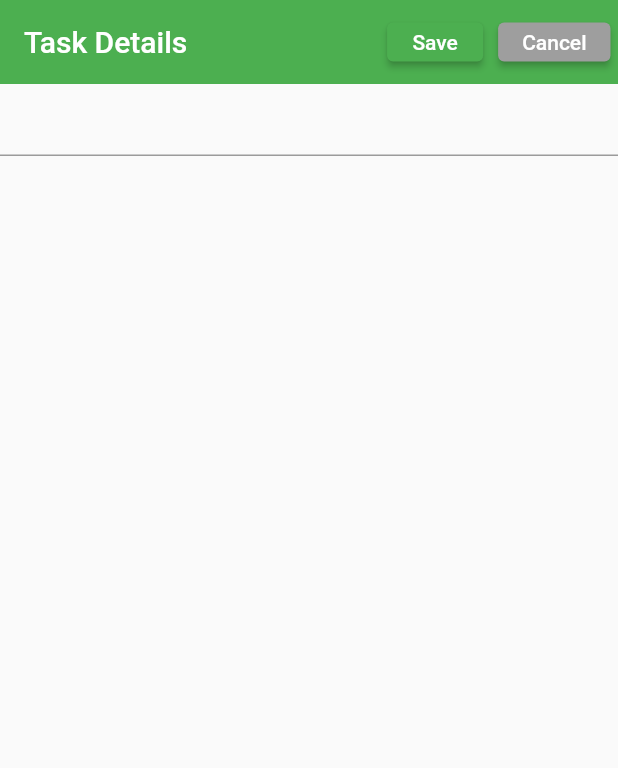
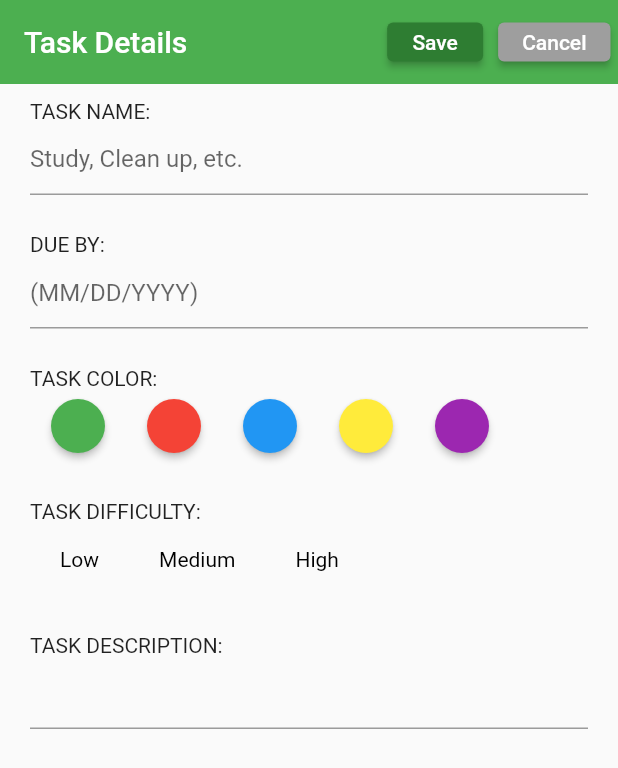
Before and after one commit to OmarIT555/NextStepPlanningApp, a Flutter app: the TaskDetails screen opened directly, on a phone screen of 412 x 824 dp. Shown: the top 768 px of the screen. Run offline on Flutter 3.47's test engine with Material 2 defaults, Android fonts, the phone set to English and light mode, and no system bars.

Commit message:
Task Details UI

```diff
--- a/lib/Task.dart
+++ b/lib/Task.dart
@@ -1,46 +1,45 @@
-import 'dart:ui';
+ import 'dart:ui';
 
 class Task  {
-  String _name, _dateCreated, _dateDue, _description;
-  Color _taskColor;
-  bool _isCompleted;
+  String taskName, dateCreated, dateDue, description;
+  Color taskColor;
 
-  Task(this._name, this._dateCreated, this._dateDue, this._description,
-      this._taskColor, this._isCompleted);
-
-  String get name => _name;
-
-  set name(String value) {
-    _name = value;
-  }
-
-  get dateCreated => _dateCreated;
-
-  bool get isCompleted => _isCompleted;
-
-  set isCompleted(bool value) {
-    _isCompleted = value;
-  }
-
-  Color get taskColor => _taskColor;
-
-  set taskColor(Color value) {
-    _taskColor = value;
-  }
-
-  get description => _description;
-
-  set description(value) {
-    _description = value;
-  }
-
-  get dateDue => _dateDue;
-
-  set dateDue(value) {
-    _dateDue = value;
-  }
-
-  set dateCreated(value) {
-    _dateCreated = value;
-  }
+  // Task(this._name, this._dateCreated, this._dateDue, this._description,
+  //     this._taskColor, this._isCompleted);
+  //
+  // String get name => _name;
+  //
+  // set name(String value) {
+  //   _name = value;
+  // }
+  //
+  // get dateCreated => _dateCreated;
+  //
+  // bool get isCompleted => _isCompleted;
+  //
+  // set isCompleted(bool value) {
+  //   _isCompleted = value;
+  // }
+  //
+  // Color get taskColor => _taskColor;
+  //
+  // set taskColor(Color value) {
+  //   _taskColor = value;
+  // }
+  //
+  // get description => _description;
+  //
+  // set description(value) {
+  //   _description = value;
+  // }
+  //
+  // get dateDue => _dateDue;
+  //
+  // set dateDue(value) {
+  //   _dateDue = value;
+  // }
+  //
+  // set dateCreated(value) {
+  //   _dateCreated = value;
+  // }
 }
--- /dev/null
+++ b/lib/customColorPicker.dart
@@ -0,0 +1,60 @@
+import 'package:flutter/material.dart';
+
+class MyCustomColorPicker extends StatefulWidget {
+
+  @override
+  _MyCustomColorPickerState createState() => _MyCustomColorPickerState();
+}
+
+class _MyCustomColorPickerState extends State<MyCustomColorPicker> {
+  bool isSubmitted = false;
+  final checkBoxIcon = 'assets/checkbox.svg';
+
+  @override
+  Widget build(BuildContext context) {
+    return Column(
+      children: <Widget>[
+        Row(
+            children: <Widget>[
+              ElevatedButton(
+                style: ElevatedButton.styleFrom(
+                  primary: Colors.green,
+                  shape: CircleBorder(),
+                ),
+                onPressed: () {},
+              ),
+              ElevatedButton(
+                style: ElevatedButton.styleFrom(
+                  primary: Colors.red,
+                  shape: CircleBorder(),
+                ),
+                onPressed: () {},
+              ),
+              ElevatedButton(
+                style: ElevatedButton.styleFrom(
+                  primary: Colors.blue,
+                  shape: CircleBorder(),
+                ),
+                onPressed: () {},
+              ),
+              ElevatedButton(
+                style: ElevatedButton.styleFrom(
+                  primary: Colors.yellow,
+                  shape: CircleBorder(),
+                ),
+                onPressed: () {},
+              ),
+              ElevatedButton(
+                style: ElevatedButton.styleFrom(
+                  primary: Colors.purple,
+                  shape: CircleBorder(),
+                ),
+                onPressed: () {},
+              ),
+            ]
+
+        )
+      ],
+    );
+  }
+}
--- a/lib/task_details_screen.dart
+++ b/lib/task_details_screen.dart
@@ -1,19 +1,17 @@
 import 'package:flutter/cupertino.dart';
 import 'package:flutter/material.dart';
-import 'package:next_step_planning/home_screen.dart';
-import 'package:provider/provider.dart';
-
-import 'theme.dart';
+import 'customColorPicker.dart';
 
 class TaskDetails extends StatelessWidget {
   // this allows us to access the TextField text
   TextEditingController textFieldController = TextEditingController();
-  String taskName;
-  // TaskDetails({Key key, @required this.taskName}) : super(key:key);
+  String taskName, dateCreated, dateDue, description;
+  Color taskColor;
+  bool isCompleted;
+  List<bool> isSelected = [false, false, false];
 
   @override
   Widget build(BuildContext context) {
-    ThemeChanger _themeChanger = Provider.of<ThemeChanger>(context);
     return Scaffold(
         appBar: AppBar(
             elevation: 0,
@@ -29,7 +27,7 @@ class TaskDetails extends StatelessWidget {
                     top: 15.0, bottom: 15.0, right: 5.0, left: 5.0),
                 child: ElevatedButton(
                   style: ElevatedButton.styleFrom(
-                    primary: Colors.green,
+                    primary: Color(0xFF2E7D32),
                   ),
                   child: Text("Save"),
                   onPressed: () {
@@ -52,23 +50,82 @@ class TaskDetails extends StatelessWidget {
               ),
             ]),
         body: Center(
+            child: Padding(
+          padding: EdgeInsets.fromLTRB(20, 10, 20, 10),
           child: Column(
+            crossAxisAlignment: CrossAxisAlignment.start,
             children: <Widget>[
+              Text("TASK NAME:"),
               TextField(
+                decoration: InputDecoration(
+                  hintText: "Study, Clean up, etc.",
+                ),
                 controller: textFieldController,
                 onChanged: (name) {
                   taskName = name;
                 },
-              )
+              ),
+              Container(
+                padding: EdgeInsets.fromLTRB(0, 25, 0, 0),
+                child: Text("DUE BY:"),
+              ),
+              TextField(
+                decoration: InputDecoration(
+                  hintText: "(MM/DD/YYYY)",
+                ),
+                // controller: textFieldController,
+                // onChanged: (name) {
+                //   taskName = name;
+                // },
+              ),
+              Container(
+                padding: EdgeInsets.fromLTRB(0, 25, 0, 0),
+                child: Text("TASK COLOR:"),
+              ),
+              MyCustomColorPicker(),
+              Container(
+                padding: EdgeInsets.fromLTRB(0, 25, 0, 0),
+                child: Text("TASK DIFFICULTY:"),
+              ),
+              ToggleButtons(
+                renderBorder: false,
+                fillColor: Colors.grey,
+                selectedColor: Colors.white,
+                color: Colors.black,
+                children: [
+                  Padding(
+                    padding: EdgeInsets.only(left: 20, right: 20),
+                      child: Text("Low"),
+                  ),
+                  Padding(
+                    padding: EdgeInsets.only(left: 20, right: 20),
+                      child: Text("Medium"),
+                  ),
+                  Padding(
+                    padding: EdgeInsets.only(left: 20, right: 20),
+                      child: Text("High"),
+                  ),
+                ],
+                onPressed: (int index) {},
+                isSelected: isSelected,
+              ),
+              Container(
+                padding: EdgeInsets.fromLTRB(0, 25, 0, 0),
+                child: Text("TASK DESCRIPTION:"),
+              ),
+              TextField(
+                // controller: textFieldController,
+                // onChanged: (name) {
+                //   taskName = name;
+                // },
+              ),
             ],
           ),
-        ));
-    //),
-    //);
+        )));
   }
 
   //Navigate back to home screen
-  void returnHome (BuildContext context) {
+  void returnHome(BuildContext context) {
     taskName = textFieldController.text;
     Navigator.pop(context, taskName);
   }
```
